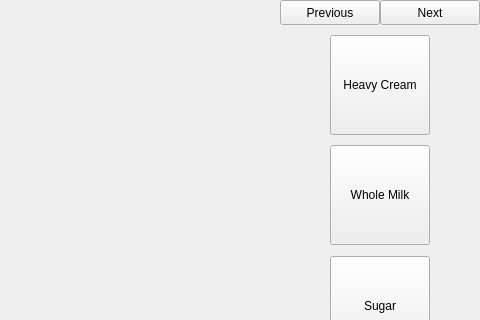
seojungood/Icecream-make-tutorial, file mainwindow.ui: the form before one commit; both pictures show x 320 to 800 and y 0 to 320 of the 800 by 600 pixel window.
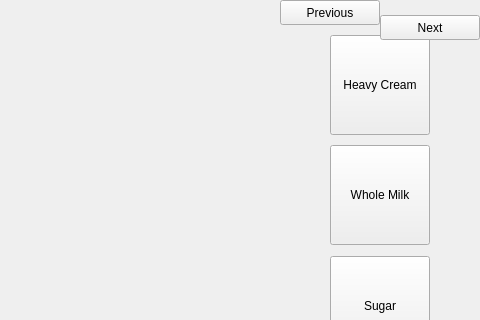
The form after the commit.

Commit message: Edited NextButton position so moving screens in .ui is easier

Patch:
```diff
--- a/mainwindow.ui
+++ b/mainwindow.ui
@@ -211,7 +211,7 @@
     <property name="geometry">
      <rect>
       <x>700</x>
-      <y>0</y>
+      <y>15</y>
       <width>100</width>
       <height>25</height>
      </rect>
```
